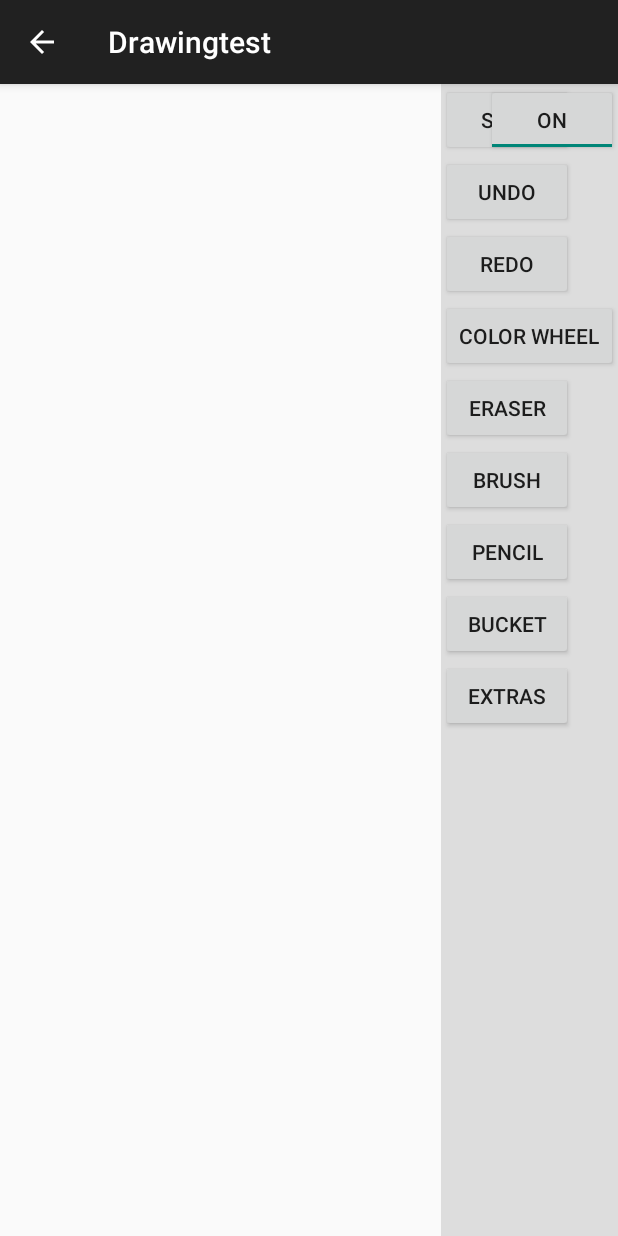
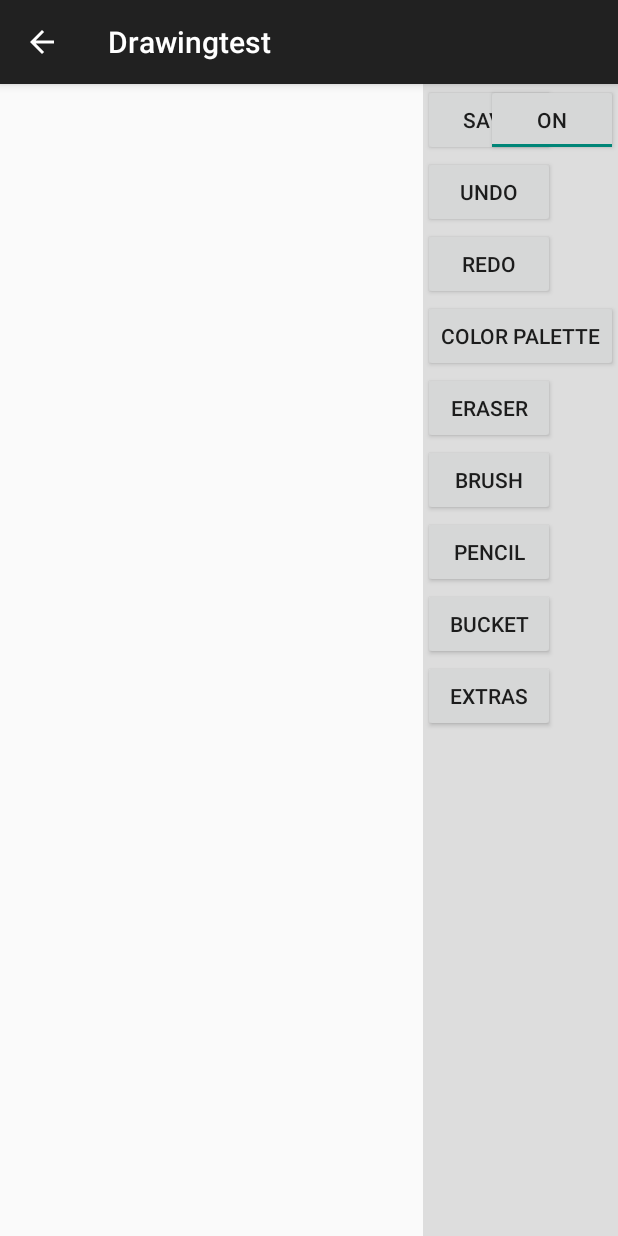
Before and after one commit to Trephlosion/Custom_Projects, an Android app: the FreeDraw screen opened directly, with no data from a screen before it, after a tap on "OFF", on a phone screen of 412 x 824 dp. Run offline under Robolectric (Android 15) with nearby library versions, the phone set to English and light mode, and no system bars.

Commit message:
color function

```diff
--- a/app/src/main/java/com/example/drawingtest/DrawingView.java
+++ b/app/src/main/java/com/example/drawingtest/DrawingView.java
@@ -15,7 +15,8 @@ import android.view.View;
 public class DrawingView extends View {
 
     private Path drawPath;
-    private Paint drawPaint, canvasPaint;
+    private static Paint drawPaint;
+    private Paint canvasPaint;
     private Canvas drawCanvas;
     private Bitmap canvasBitmap;
 
@@ -71,7 +72,7 @@ public class DrawingView extends View {
         return true;
     }
 
-    public void setColor(int color) {
+    public static void setColor(int color) {
         drawPaint.setColor(color);
     }
 
--- a/app/src/main/res/layout/activity_free_draw.xml
+++ b/app/src/main/res/layout/activity_free_draw.xml
@@ -50,7 +50,7 @@
                 android:id="@+id/btnTool4"
                 android:layout_width="wrap_content"
                 android:layout_height="wrap_content"
-                android:text="Color Wheel" />
+                android:text="Color Palette" />
 
             <Button
                 android:id="@+id/btnTool5"
```
Also changed, not shown: app/src/main/java/com/example/drawingtest/FreeDraw.java (+158 -29 lines).
